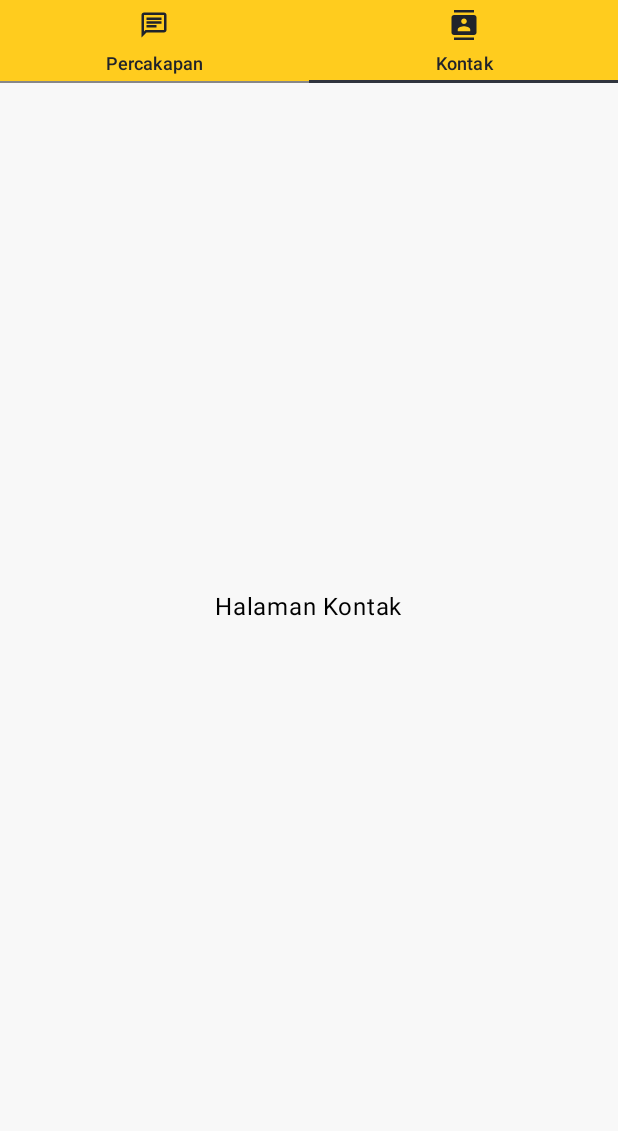
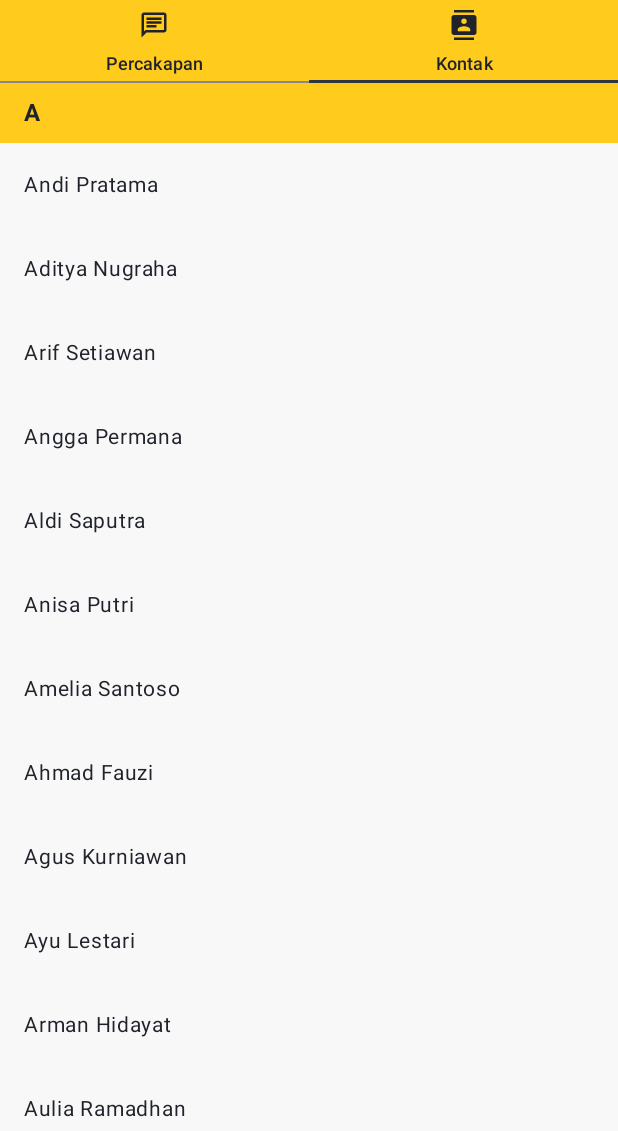
Before and after one commit to ZaAtsmaro28/ChatLoid, an Android app built with Jetpack Compose: the screen it shows after launch (MainActivity), tab 2 chosen, on a phone screen of 412 x 824 dp, the part 105-1236 px from its top. Run offline under Robolectric (Android 15) with nearby library versions, the phone set to English and light mode, and no system bars.

Commit message:
create contact list component

```diff
--- a/app/src/main/java/com/portfolio/chatloid/MainActivity.kt
+++ b/app/src/main/java/com/portfolio/chatloid/MainActivity.kt
@@ -258,7 +258,7 @@ private fun PageTab(listTab: List<TabItems>, modifier: Modifier = Modifier) {
                             horizontalAlignment = Alignment.CenterHorizontally,
                             verticalArrangement = Arrangement.Center
                         ) {
-                            Text(text = "Halaman Kontak")
+                            CategorizedLazyColumn(categories = contactList)
                         }
                     }
                 }
@@ -266,3 +266,66 @@ private fun PageTab(listTab: List<TabItems>, modifier: Modifier = Modifier) {
         }
     }
 }
+
+
+data class Category (
+    val name : String,
+    val items : List<String>
+)
+
+val contactList = names.map {
+    Category(
+        name = it.key.toString(),
+        items = it.value
+    )
+}
+
+@Composable
+private fun CategoryHeader(
+    text : String,
+    modifier: Modifier = Modifier
+) {
+    Text(
+        text = text,
+        fontSize = 16.sp,
+        fontWeight = FontWeight.Bold,
+        color = colorResource(R.color.black),
+        modifier = modifier
+            .fillMaxWidth()
+            .background(colorResource(R.color.primary))
+            .padding(16.dp, 8.dp)
+    )
+}
+
+@Composable
+private fun CategoryItem(
+    text : String,
+    modifier: Modifier = Modifier
+) {
+    Text(
+        text = text,
+        fontSize = 14.sp,
+        color = colorResource(R.color.black),
+        modifier = modifier
+            .fillMaxWidth()
+            .background(colorResource(R.color.white))
+            .padding(16.dp)
+    )
+}
+
+@Composable
+private fun CategorizedLazyColumn(
+    categories : List<Category>,
+    modifier : Modifier = Modifier
+) {
+    LazyColumn(modifier = modifier) {
+        categories.forEach { category ->
+            stickyHeader {
+                CategoryHeader(category.name)
+            }
+            items(category.items) { text ->
+                CategoryItem(text)
+            }
+        }
+    }
+}
--- /dev/null
+++ b/app/src/main/java/com/portfolio/chatloid/contactDummyData.kt
@@ -0,0 +1,81 @@
+package com.portfolio.chatloid
+
+val names = listOf(
+    "Andi Pratama",
+    "Aditya Nugraha",
+    "Arif Setiawan",
+    "Angga Permana",
+    "Aldi Saputra",
+    "Anisa Putri",
+    "Amelia Santoso",
+    "Ahmad Fauzi",
+    "Agus Kurniawan",
+    "Ayu Lestari",
+    "Arman Hidayat",
+    "Aulia Ramadhan",
+    "Alif Prakoso",
+    "Arman Wijaya",
+    "Astri Handayani",
+    "Budi Santoso",
+    "Bagus Prasetyo",
+    "Bayu Saputra",
+    "Bella Kartika",
+    "Bambang Suharto",
+    "Bintang Ramadhan",
+    "Berlian Putri",
+    "Basri Anwar",
+    "Benny Gunawan",
+    "Bima Aditya",
+    "Bramantyo Wicaksono",
+    "Bunga Maharani",
+    "Bayu Kurniawan",
+    "Bella Anggraini",
+    "Bobby Setiaji",
+    "Candra Saputra",
+    "Citra Lestari",
+    "Chandra Wijaya",
+    "Cindy Amelia",
+    "Cahyadi Putra",
+    "Cici Marlina",
+    "Cahyo Pranata",
+    "Clara Anggraini",
+    "Cipto Nugroho",
+    "Christy Natalia",
+    "Cahyono Santoso",
+    "Citra Maharani",
+    "Cakra Permadi",
+    "Cindy Prameswari",
+    "Cahya Ramadhan",
+    "Dwi Santoso",
+    "Dewi Lestari",
+    "Dedi Gunawan",
+    "Dian Kartika",
+    "Dimas Pratama",
+    "Dinda Amelia",
+    "Doni Saputra",
+    "Desi Maharani",
+    "Daffa Ramadhan",
+    "Daniel Surya",
+    "Dina Anggraini",
+    "Dodi Santoso",
+    "Dhika Permana",
+    "Debby Natalia",
+    "Damar Hidayat",
+    "Eko Prasetyo",
+    "Eka Saputra",
+    "Endah Lestari",
+    "Erwin Santoso",
+    "Eka Ramadhan",
+    "Elly Kartika",
+    "Edo Gunawan",
+    "Erna Handayani",
+    "Eva Anggraini",
+    "Erik Saputra",
+    "Evi Natalia",
+    "Edi Kurniawan",
+    "Elin Prameswari",
+    "Edo Pratama",
+    "Erlangga Wijaya"
+).groupBy {
+    it.first()
+}.toSortedMap()
```
